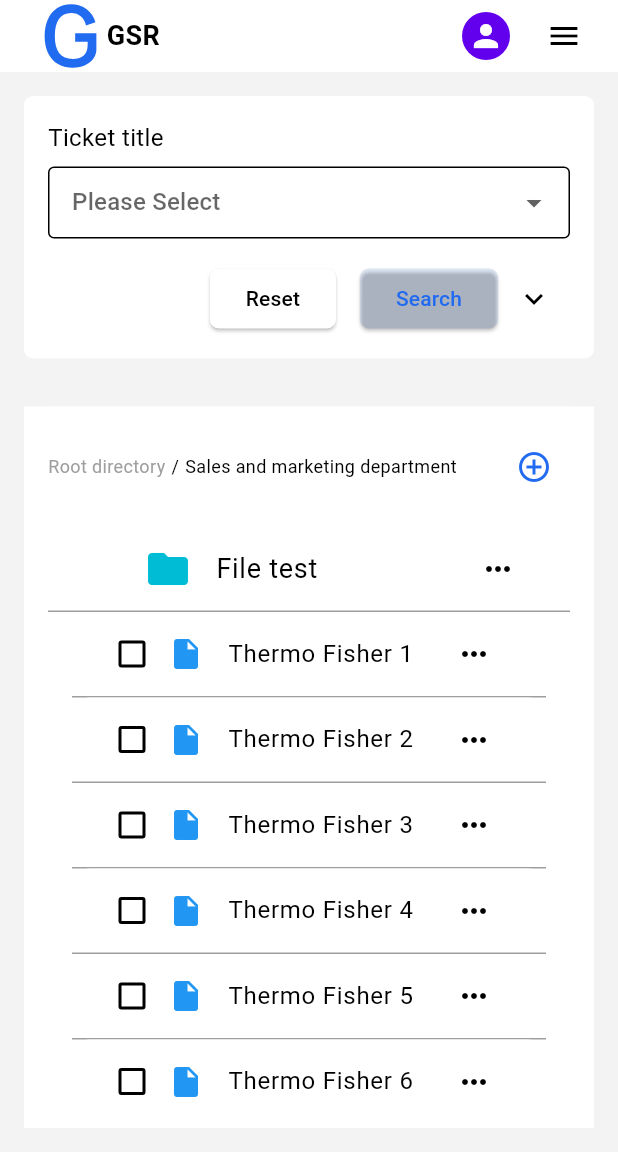
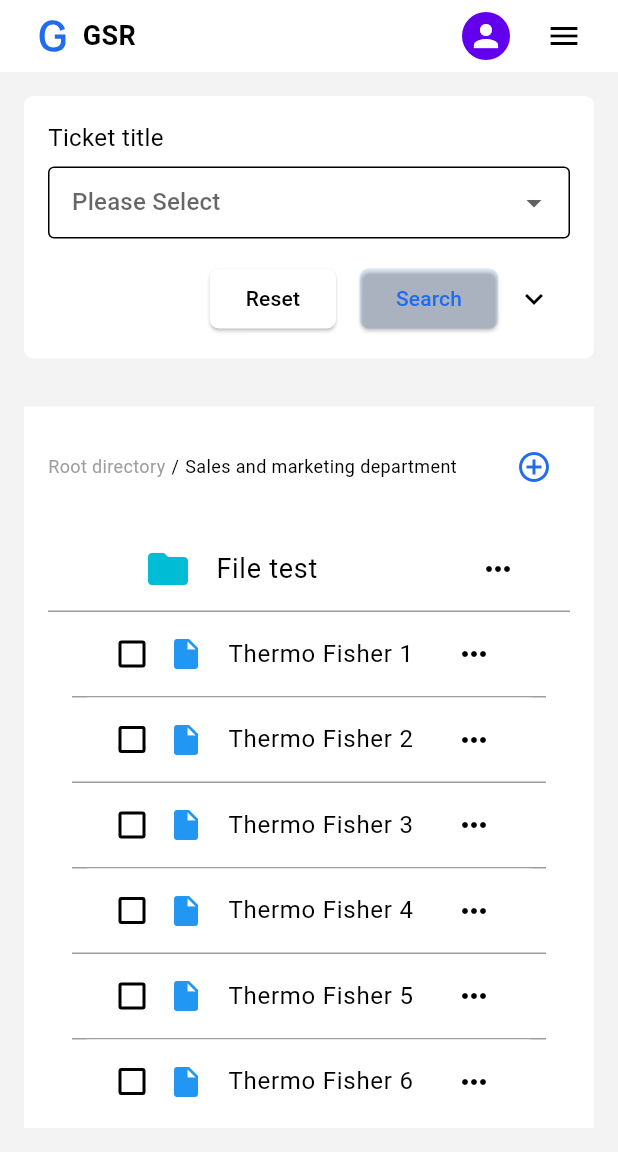
Before and after one commit to Mok-CC/WorkOrder_Management, a Flutter app: the screen it shows after launch, on a phone screen of 412 x 824 dp, the part 84-1236 px from its top. Run offline on Flutter 3.47's test engine with Material 3 defaults, Android fonts, the phone set to English and light mode, and no system bars; our stand-ins replace flutter_svg, jiffy; missing offline and left inert: pluto_grid, shadcn_ui.

Commit message:
style drawer

```diff
--- a/lib/pages/work_navbar.dart
+++ b/lib/pages/work_navbar.dart
@@ -2,6 +2,12 @@
 import 'package:flutter_svg/flutter_svg.dart';
 
 class WorkNavbar extends StatelessWidget {
+  final bool isDrawerOpen;
+  final VoidCallback toggleDrawer;
+
+  const WorkNavbar(
+      {required this.isDrawerOpen, required this.toggleDrawer, super.key});
+
   @override
   Widget build(BuildContext context) {
     return Row(
@@ -14,10 +20,11 @@
               Container(
                 child: SvgPicture.asset(
                   'assets/icons/gsr.svg',
-                  width: 48,
-                  height: 48,
+                  width: 24,
+                  height: 24,
                 ),
               ),
+              SizedBox(width: 8),
               Text('GSR',
                   style: TextStyle(
                     fontWeight: FontWeight.bold,
@@ -39,7 +46,7 @@
                 icon: Icon(Icons.menu),
                 onPressed: () => {
                   // 打开侧边栏
-                  Scaffold.of(context).openDrawer(),
+                  toggleDrawer(),
                 },
               ),
             ],
--- a/lib/pages/work_order.dart
+++ b/lib/pages/work_order.dart
@@ -7,14 +7,71 @@
 import 'work_department.dart';
 
 // 首页
-class WorkOrderManagement extends StatelessWidget {
+class WorkOrderManagement extends StatefulWidget {
   const WorkOrderManagement({super.key});
+
+  @override
+  _WorkOrderManagementState createState() => _WorkOrderManagementState();
+}
+
+class _WorkOrderManagementState extends State<WorkOrderManagement> {
+  bool _isDrawerOpen = false;
+
+  void _toggleDrawer() {
+    setState(() {
+      _isDrawerOpen = !_isDrawerOpen;
+    });
+  }
 
   @override
   Widget build(BuildContext context) {
     return Scaffold(
       appBar: CustomAppBar(title: 'Work Order Management'),
-      drawer: Drawer(
+      // 主体内容
+      body: Stack(
+        children: [
+          // 导航栏和主体内容
+          Column(
+            children: [
+              WorkNavbar(
+                  isDrawerOpen: _isDrawerOpen, toggleDrawer: _toggleDrawer),
+              Expanded(
+                child: Container(
+                  color: AppColors.backgroundColor,
+                  child: Column(
+                    children: [
+                      // 选择框
+                      Container(
+                        decoration: BoxDecoration(
+                          color: Colors.white,
+                          borderRadius: BorderRadius.all(Radius.circular(6)),
+                        ),
+                        margin: const EdgeInsets.all(16),
+                        child: WorkSelect(),
+                      ),
+                      // 工单列表
+                      Expanded(
+                        child: Container(
+                          margin: const EdgeInsets.all(16),
+                          child: WorkDepartmentPage(),
+                        ),
+                      ),
+                    ],
+                  ),
+                ),
+              ),
+            ],
+          ),
+          // 抽屉部分
+          Positioned(
+            left: _isDrawerOpen ? 0 : -256,
+            top: 0,
+            bottom: 0,
+            width: 256,
+            child: AnimatedContainer(
+              duration: const Duration(milliseconds: 250),
+              width: _isDrawerOpen ? 256 : 0,
+              child: Drawer(
                 width: 256,
                 clipBehavior: Clip.antiAlias,
                 child: Stack(
@@ -28,13 +85,13 @@
                             ListTile(
                               title: Text('Executive office'),
                               onTap: () {
-                        Navigator.pop(context); // 关闭 Drawer
+                                _toggleDrawer();
                               },
                             ),
                             ListTile(
                               title: Text('Sales marketing'),
                               onTap: () {
-                        Navigator.pop(context); // 关闭 Drawer
+                                _toggleDrawer();
                               },
                             ),
                           ],
@@ -45,13 +102,13 @@
                             ListTile(
                               title: Text('Submenu 3'),
                               onTap: () {
-                        Navigator.pop(context); // 关闭 Drawer
+                                _toggleDrawer();
                               },
                             ),
                             ListTile(
                               title: Text('Submenu 4'),
                               onTap: () {
-                        Navigator.pop(context); // 关闭 Drawer
+                                _toggleDrawer();
                               },
                             ),
                           ],
@@ -59,40 +116,27 @@
                       ],
                     ),
                     Positioned(
-              right: -20, // 紧贴右边
-              top: 72, // 适当的顶部间距
-              child: IconButton(
-                icon: Icon(Icons.close),
-                onPressed: () {
-                  Navigator.pop(context); // 关闭 Drawer
-                },
+                      right: 12, // 紧贴右边
+                      top: 156, // 适当的顶部间距
+                      child: GestureDetector(
+                        onTap: _toggleDrawer,
+                        child: Container(
+                          // 确保 Icon 有一个合适的父组件
+                          color: AppColors.backgroundColor,
+                          padding: EdgeInsets.all(4),
+                          child: Icon(
+                            Icons.close,
+                            color: Colors.black,
+                            size: 24,
+                          ),
+                        ),
                       ),
                     ),
                   ],
                 ),
               ),
-      body: Column(
-        children: [
-          WorkNavbar(),
-          Expanded(
-            child: Container(
-                color: AppColors.backgroundColor,
-                child: Column(children: [
-                  Container(
-                    decoration: BoxDecoration(
-                        color: Colors.white,
-                        borderRadius: BorderRadius.all(Radius.circular(6))),
-                    margin: const EdgeInsets.all(16),
-                    child: WorkSelect(),
-                  ),
-                  Expanded(
-                    child: Container(
-                      margin: const EdgeInsets.all(16),
-                      child: WorkDepartmentPage(),
             ),
           ),
-                ])),
-          )
         ],
       ),
     );
```
Lines whose indentation alone changed are shown as unchanged.
